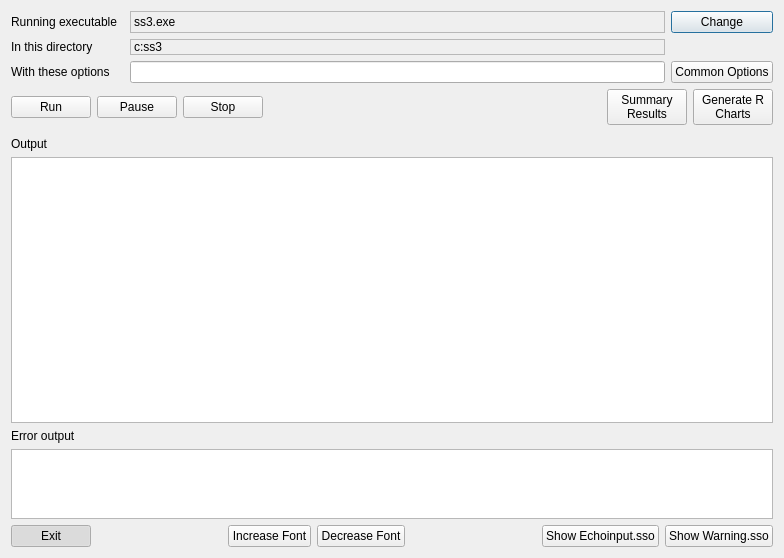
First picture: the form in src/dialog_run.ui, repository nmfs-ost/ss3-ssi, before the edit.
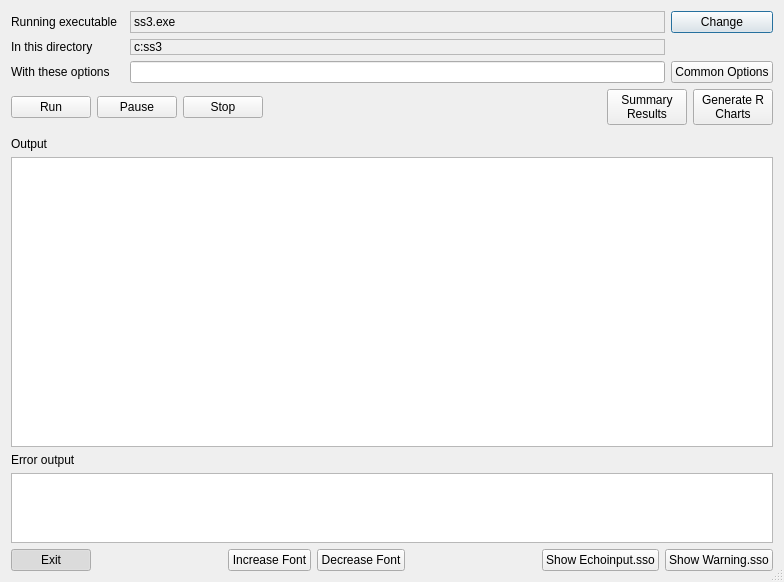
Second picture: the form after the edit. Icons and pictures are not drawn.

```diff
--- a/src/dialog_run.ui
+++ b/src/dialog_run.ui
@@ -7,7 +7,7 @@
     <x>0</x>
     <y>0</y>
     <width>784</width>
-    <height>558</height>
+    <height>582</height>
    </rect>
   </property>
   <property name="sizePolicy">
@@ -19,6 +19,9 @@
   <property name="windowTitle">
    <string>Running Stock Synthesis</string>
   </property>
+  <property name="sizeGripEnabled">
+   <bool>true</bool>
+  </property>
   <layout class="QVBoxLayout" name="verticalLayout">
    <item>
     <layout class="QGridLayout" name="gridLayout">
```
